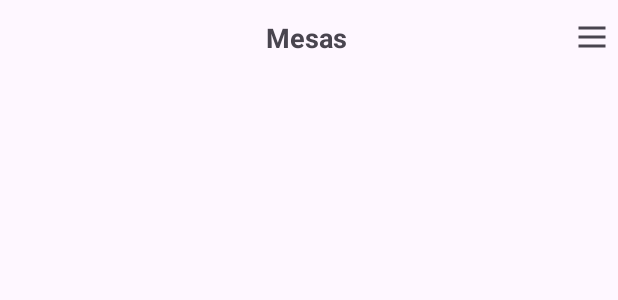
After one commit to lucas29951/labo6-projects, an Android app: the layout activity_tables.xml on its own in the app's theme, with its tools: preview values and no code run, on a phone screen of 412 x 824 dp. The commit adds this screen. Shown: the top 300 px of the screen. Run offline under Robolectric (Android 15) with nearby library versions, the phone set to English and light mode, and no system bars.

Commit message:
Vista agregada - Mesas

```diff
--- /dev/null
+++ b/app/src/main/java/com/labdevs/comandar/TablesActivity.java
@@ -0,0 +1,24 @@
+package com.labdevs.comandar;
+
+import android.os.Bundle;
+
+import androidx.activity.EdgeToEdge;
+import androidx.appcompat.app.AppCompatActivity;
+import androidx.core.graphics.Insets;
+import androidx.core.view.ViewCompat;
+import androidx.core.view.WindowInsetsCompat;
+
+public class TablesActivity extends AppCompatActivity {
+
+    @Override
+    protected void onCreate(Bundle savedInstanceState) {
+        super.onCreate(savedInstanceState);
+        EdgeToEdge.enable(this);
+        setContentView(R.layout.activity_tables);
+        ViewCompat.setOnApplyWindowInsetsListener(findViewById(R.id.main), (v, insets) -> {
+            Insets systemBars = insets.getInsets(WindowInsetsCompat.Type.systemBars());
+            v.setPadding(systemBars.left, systemBars.top, systemBars.right, systemBars.bottom);
+            return insets;
+        });
+    }
+}
--- /dev/null
+++ b/app/src/main/res/layout/activity_tables.xml
@@ -0,0 +1,41 @@
+<?xml version="1.0" encoding="utf-8"?>
+<LinearLayout xmlns:android="http://schemas.android.com/apk/res/android"
+    xmlns:app="http://schemas.android.com/apk/res-auto"
+    xmlns:tools="http://schemas.android.com/tools"
+    android:id="@+id/main"
+    android:layout_width="match_parent"
+    android:layout_height="match_parent"
+    android:orientation="vertical"
+    tools:context=".TablesActivity">
+
+    <LinearLayout
+        android:layout_width="match_parent"
+        android:layout_height="50dp"
+        android:orientation="horizontal"
+        android:gravity="center"
+        android:layout_marginBottom="8dp">
+
+        <TextView
+            android:id="@+id/tables_title"
+            android:layout_width="fill_parent"
+            android:layout_height="wrap_content"
+            android:text="@string/title_table"
+            android:textSize="18sp"
+            android:textStyle="bold"
+            android:textAlignment="center"
+            android:layout_marginLeft="55dp"/>
+
+        <ImageView
+            android:id="@+id/icon_settings"
+            android:layout_width="24dp"
+            android:layout_height="24dp"
+            app:srcCompat="@drawable/dehaze_24px"
+            android:layout_marginRight="35dp"/>
+    </LinearLayout>
+
+    <androidx.recyclerview.widget.RecyclerView
+        android:id="@+id/list_tables"
+        android:layout_width="match_parent"
+        android:layout_height="match_parent" />
+
+</LinearLayout>
--- a/app/src/main/res/values/strings.xml
+++ b/app/src/main/res/values/strings.xml
@@ -44,6 +44,9 @@
     <string name="decrease_button">-</string>
     <string name="add_button">Agregar al Pedido</string>
 
+    <!--  TABLES VIEW STRINGS  -->
+    <string name="title_table">Mesas</string>
+
     <!--  ITEM TABLE LIST STRINGS  -->
     <string name="assign_button">Asignar</string>
     <string name="unassign_button">Desasignar</string>
```
